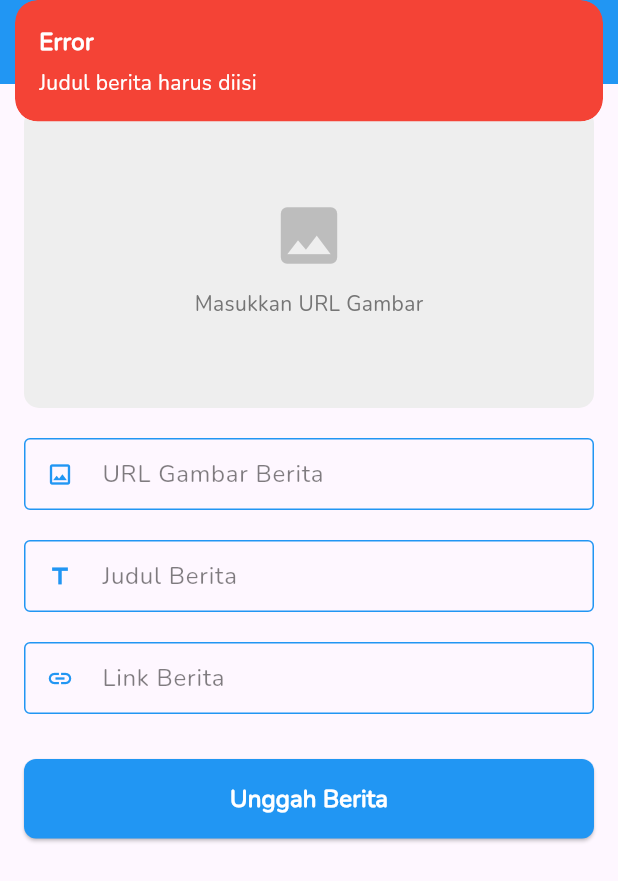
After one commit to radan775/aplikasi_booking_dokter, a Flutter app: the AddNewsView screen opened by its route, after a tap on "Unggah Berita", on a phone screen of 412 x 824 dp. The commit adds this screen. Shown: the top 881 px of the screen. Run offline on Flutter 3.47's test engine with Material 3 defaults, Android fonts, the phone set to English and light mode, and no system bars; our stand-ins replace cloud_firestore, firebase_auth, firebase_core, font_awesome_flutter, geocoding, geolocator and 10 more; accounts and stored records are empty.

Commit message:
Tambah dan hapus berita untuk role "admin" selesai

```diff
--- /dev/null
+++ b/lib/app/modules/add_news/bindings/add_news_binding.dart
@@ -0,0 +1,11 @@
+import 'package:aplikasi_booking_dokter/app/modules/add_news/controllers/add_news_controller.dart';
+import 'package:get/get.dart';
+
+class AddNewsBinding extends Bindings {
+  @override
+  void dependencies() {
+    Get.lazyPut<AddNewsController>(
+      () => AddNewsController(),
+    );
+  }
+}
--- /dev/null
+++ b/lib/app/modules/add_news/controllers/add_news_controller.dart
@@ -0,0 +1,112 @@
+import 'package:flutter/material.dart';
+import 'package:get/get.dart';
+import 'package:cloud_firestore/cloud_firestore.dart';
+
+class AddNewsController extends GetxController {
+  final FirebaseFirestore _firestore = FirebaseFirestore.instance;
+
+  final titleController = TextEditingController();
+  final linkController = TextEditingController();
+  final imageUrlController =
+      TextEditingController(); // Tambahkan controller untuk URL gambar
+  // Image URL Observable
+  RxString imageUrl = ''.obs;
+  // Loading State
+  RxBool isLoading = false.obs;
+
+  void updateImageUrl(String value) {
+    imageUrl.value = value;
+  }
+
+  // Validasi URL Gambar
+  bool isValidImageUrl(String url) {
+    // Regex sederhana untuk validasi URL gambar
+    final urlPattern = r'^(https?:\/\/).*\.(jpg|jpeg|png|gif|bmp|webp)$';
+    final regex = RegExp(urlPattern, caseSensitive: false);
+    return regex.hasMatch(url);
+  }
+
+  Future<void> uploadNews() async {
+    // Validasi input
+    if (titleController.text.isEmpty) {
+      Get.snackbar(
+        'Error',
+        'Judul berita harus diisi',
+        backgroundColor: Colors.red,
+        colorText: Colors.white,
+      );
+      return;
+    }
+    if (imageUrlController.text.isEmpty) {
+      Get.snackbar(
+        'Error',
+        'URL gambar berita harus diisi',
+        backgroundColor: Colors.red,
+        colorText: Colors.white,
+      );
+      return;
+    }
+    // Validasi format URL gambar
+    if (!isValidImageUrl(imageUrlController.text)) {
+      Get.snackbar(
+        'Error',
+        'URL gambar tidak valid. Gunakan URL yang berakhir dengan .jpg, .png, dll.',
+        backgroundColor: Colors.red,
+        colorText: Colors.white,
+      );
+      return;
+    }
+
+    try {
+      // Set loading state sebelum proses
+      isLoading.value = true;
+
+      // Tambahkan delay untuk simulasi proses
+      await Future.delayed(const Duration(seconds: 2));
+
+      // Proses upload
+      await _firestore.collection('news').add({
+        'title': titleController.text,
+        'imageUrl': imageUrlController.text,
+        'link': linkController.text,
+        'createdAt': FieldValue.serverTimestamp(),
+      });
+
+      // Reset Form
+      titleController.clear();
+      linkController.clear();
+      imageUrlController.clear();
+      imageUrl.value = '';
+
+      // Kembali ke halaman sebelumnya
+      Get.back(result: true);
+
+      // Tampilkan snackbar sukses
+      Get.snackbar(
+        'Sukses',
+        'Berita berhasil ditambahkan',
+        backgroundColor: Colors.green,
+        colorText: Colors.white,
+      );
+    } catch (e) {
+      // Tampilkan error
+      Get.snackbar(
+        'Error',
+        'Gagal mengunggah berita: $e',
+        backgroundColor: Colors.red,
+        colorText: Colors.white,
+      );
+    } finally {
+      // Pastikan loading state dimatikan
+      isLoading.value = false;
+    }
+  }
+
+  @override
+  void onClose() {
+    titleController.dispose();
+    linkController.dispose();
+    imageUrlController.dispose(); // Dispose controller baru
+    super.onClose();
+  }
+}
--- /dev/null
+++ b/lib/app/modules/add_news/views/add_news_view.dart
@@ -0,0 +1,132 @@
+import 'package:get/get.dart';
+import 'package:aplikasi_booking_dokter/app/data/consts/consts.dart';
+import 'package:aplikasi_booking_dokter/app/modules/add_news/controllers/add_news_controller.dart';
+import 'package:aplikasi_booking_dokter/app/res/components/custom_textfield.dart';
+
+class AddNewsView extends GetView<AddNewsController> {
+  const AddNewsView({super.key});
+
+  @override
+  Widget build(BuildContext context) {
+    return Scaffold(
+      appBar: AppBar(
+        backgroundColor: AppColors.blueColor,
+        elevation: 0.0,
+        title: Text(
+          'Tambah Berita',
+          style: TextStyle(
+            color: Colors.white,
+            fontWeight: FontWeight.bold,
+            fontSize: 20,
+          ),
+        ),
+        centerTitle: true,
+      ),
+      body: SingleChildScrollView(
+        padding: const EdgeInsets.all(16),
+        child: Column(
+          crossAxisAlignment: CrossAxisAlignment.stretch,
+          children: [
+            // Preview Gambar dari URL
+            Obx(() {
+              return controller.imageUrl.value.isNotEmpty
+                  ? Container(
+                      height: 200,
+                      decoration: BoxDecoration(
+                        borderRadius: BorderRadius.circular(10),
+                        image: DecorationImage(
+                          image: NetworkImage(controller.imageUrl.value),
+                          fit: BoxFit.cover,
+                        ),
+                      ),
+                    )
+                  : Container(
+                      height: 200,
+                      decoration: BoxDecoration(
+                        color: Colors.grey[200],
+                        borderRadius: BorderRadius.circular(10),
+                      ),
+                      child: Column(
+                        mainAxisAlignment: MainAxisAlignment.center,
+                        children: [
+                          Icon(
+                            Icons.image,
+                            size: 50,
+                            color: Colors.grey[400],
+                          ),
+                          SizedBox(height: 10),
+                          Text(
+                            'Masukkan URL Gambar',
+                            style: TextStyle(
+                              color: Colors.grey[600],
+                            ),
+                          ),
+                        ],
+                      ),
+                    );
+            }),
+            SizedBox(height: 20),
+
+            // Input URL Gambar
+            CustomTextfield(
+              hint: 'URL Gambar Berita',
+              textController: controller.imageUrlController,
+              icon: Icons.image_outlined,
+              borderColor: AppColors.blueColor,
+              inputType: TextInputType.url,
+              onChanged: (value) {
+                // Gunakan method dari controller
+                controller.updateImageUrl(value);
+              },
+            ),
+            SizedBox(height: 20),
+
+            CustomTextfield(
+              hint: 'Judul Berita',
+              textController: controller.titleController,
+              icon: Icons.title,
+              borderColor: AppColors.blueColor,
+            ),
+            SizedBox(height: 20),
+
+            // Input Link
+            CustomTextfield(
+              hint: 'Link Berita',
+              textController: controller.linkController,
+              icon: Icons.link,
+              borderColor: AppColors.blueColor,
+              inputType: TextInputType.url,
+            ),
+            SizedBox(height: 30),
+
+            // Tombol Unggah
+            Obx(() {
+              return ElevatedButton(
+                onPressed:
+                    controller.isLoading.value ? null : controller.uploadNews,
+                style: ElevatedButton.styleFrom(
+                  backgroundColor: AppColors.blueColor,
+                  padding: EdgeInsets.symmetric(vertical: 15),
+                  shape: RoundedRectangleBorder(
+                    borderRadius: BorderRadius.circular(
+                        8), // Ubah radius sesuai keinginan
+                  ),
+                ),
+                child: controller.isLoading.value
+                    ? CircularProgressIndicator(color: Colors.white)
+                    : Text(
+                        'Unggah Berita',
+                        style: TextStyle(
+                          fontSize: 16,
+                          fontWeight: FontWeight.bold,
+                          color: Colors.white,
+                        ),
+                      ),
+              );
+            }),
+          ],
+        ),
+      ),
+    );
+  }
+}
--- a/lib/app/modules/home/controllers/home_controller.dart
+++ b/lib/app/modules/home/controllers/home_controller.dart
@@ -24,12 +24,14 @@ class HomeController extends GetxController {
   final SpeechToText _speechToText = SpeechToText();
   RxBool isListening = false.obs;
   RxString userAddress = 'Mencari lokasi...'.obs;
+  RxString userRole = ''.obs;
 
   @override
   Future<void> onInit() async {
     super.onInit();
     await fetchDoctors();
     await getCurrentLocation();
+    userRole.value = _storage.read('role') ?? '';
     filteredDoctors.value = doctors;
   }
 
@@ -38,6 +40,8 @@ class HomeController extends GetxController {
     _speechToText.cancel();
     super.onClose();
   }
+
+  bool get isAdmin => userRole.value == 'admin';
 
   Future<void> getCurrentLocation() async {
     try {
--- a/lib/app/modules/lab_test/controllers/lab_test_controller.dart
+++ b/lib/app/modules/lab_test/controllers/lab_test_controller.dart
@@ -23,12 +23,14 @@ class LabTestController extends GetxController {
   final SpeechToText _speechToText = SpeechToText();
   RxBool isListening = false.obs;
   RxString userAddress = 'Mencari lokasi...'.obs;
+  RxString userRole = ''.obs;
 
   @override
   Future<void> onInit() async {
     super.onInit();
     await fetchLabTests();
     await getCurrentLocation();
+    userRole.value = _storage.read('role') ?? '';
     filteredLabTests.value = labTests;
   }
 
@@ -37,6 +39,8 @@ class LabTestController extends GetxController {
     _speechToText.cancel();
     super.onClose();
   }
+
+  bool get isAdmin => userRole.value == 'admin';
 
   Future<void> getCurrentLocation() async {
     try {
--- a/lib/app/routes/app_routes.dart
+++ b/lib/app/routes/app_routes.dart
@@ -27,6 +27,7 @@ abstract class Routes {
   static const CHANGE_PASSWORD = _Paths.CHANGE_PASSWORD;
   static const CHANGE_PROFILE = _Paths.CHANGE_PROFILE;
   static const BOOKING_BERHASIL = _Paths.BOOKING_BERHASIL;
+  static const ADD_NEWS = _Paths.ADD_NEWS;
 }
 
 abstract class _Paths {
@@ -55,4 +56,5 @@ abstract class _Paths {
   static const CHANGE_PASSWORD = '/change-password';
   static const CHANGE_PROFILE = '/change-profile';
   static const BOOKING_BERHASIL = '/booking-berhasil';
+  static const ADD_NEWS = '/add-news';
 }
```
Also changed, not shown: lib/app/modules/berita/controllers/berita_controller.dart (+34 -0 lines), lib/app/modules/berita/views/berita_view.dart (+83 -5 lines), lib/app/modules/home/views/home_view.dart (+25 -0 lines), lib/app/modules/lab_test/views/lab_test_view.dart (+25 -0 lines), lib/app/routes/app_pages.dart (+7 -0 lines).
